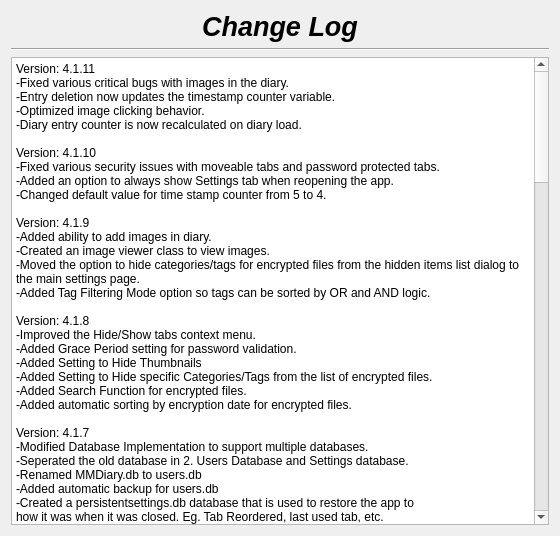
Old version of the form changelog.ui in the repository therealMaPMaKeR/MMDiary.
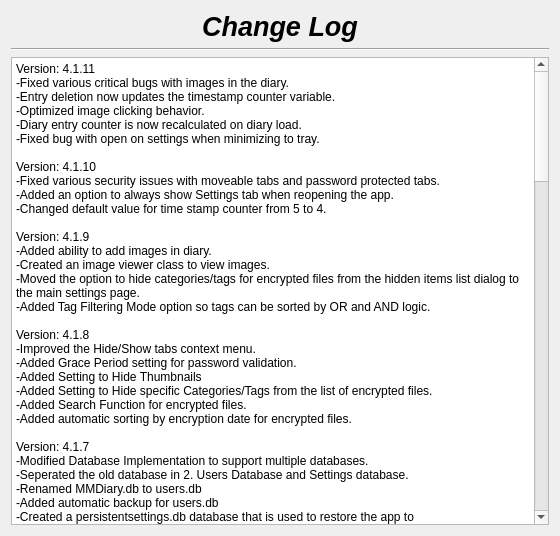
New version of the form.

Commit message: fixed bug with openening on settings

```diff
--- a/changelog.ui
+++ b/changelog.ui
@@ -58,7 +58,8 @@
 &lt;p style=&quot; margin-top:0px; margin-bottom:0px; margin-left:0px; margin-right:0px; -qt-block-indent:0; text-indent:0px;&quot;&gt;Version: 4.1.11&lt;br /&gt;-Fixed various critical bugs with images in the diary.&lt;/p&gt;
 &lt;p style=&quot; margin-top:0px; margin-bottom:0px; margin-left:0px; margin-right:0px; -qt-block-indent:0; text-indent:0px;&quot;&gt;-Entry deletion now updates the timestamp counter variable.&lt;/p&gt;
 &lt;p style=&quot; margin-top:0px; margin-bottom:0px; margin-left:0px; margin-right:0px; -qt-block-indent:0; text-indent:0px;&quot;&gt;-Optimized image clicking behavior.&lt;/p&gt;
-&lt;p style=&quot; margin-top:0px; margin-bottom:0px; margin-left:0px; margin-right:0px; -qt-block-indent:0; text-indent:0px;&quot;&gt;-Diary entry counter is now recalculated on diary load.&lt;br /&gt;&lt;br /&gt;Version: 4.1.10&lt;br /&gt;-Fixed various security issues with moveable tabs and password protected tabs.&lt;/p&gt;
+&lt;p style=&quot; margin-top:0px; margin-bottom:0px; margin-left:0px; margin-right:0px; -qt-block-indent:0; text-indent:0px;&quot;&gt;-Diary entry counter is now recalculated on diary load.&lt;/p&gt;
+&lt;p style=&quot; margin-top:0px; margin-bottom:0px; margin-left:0px; margin-right:0px; -qt-block-indent:0; text-indent:0px;&quot;&gt;-Fixed bug with open on settings when minimizing to tray.&lt;br /&gt;&lt;br /&gt;Version: 4.1.10&lt;br /&gt;-Fixed various security issues with moveable tabs and password protected tabs.&lt;/p&gt;
 &lt;p style=&quot; margin-top:0px; margin-bottom:0px; margin-left:0px; margin-right:0px; -qt-block-indent:0; text-indent:0px;&quot;&gt;-Added an option to always show Settings tab when reopening the app.&lt;/p&gt;
 &lt;p style=&quot; margin-top:0px; margin-bottom:0px; margin-left:0px; margin-right:0px; -qt-block-indent:0; text-indent:0px;&quot;&gt;-Changed default value for time stamp counter from 5 to 4.&lt;br /&gt;&lt;/p&gt;
 &lt;p style=&quot; margin-top:0px; margin-bottom:0px; margin-left:0px; margin-right:0px; -qt-block-indent:0; text-indent:0px;&quot;&gt;Version: 4.1.9&lt;/p&gt;
```
The commit also changes 2 other files.
